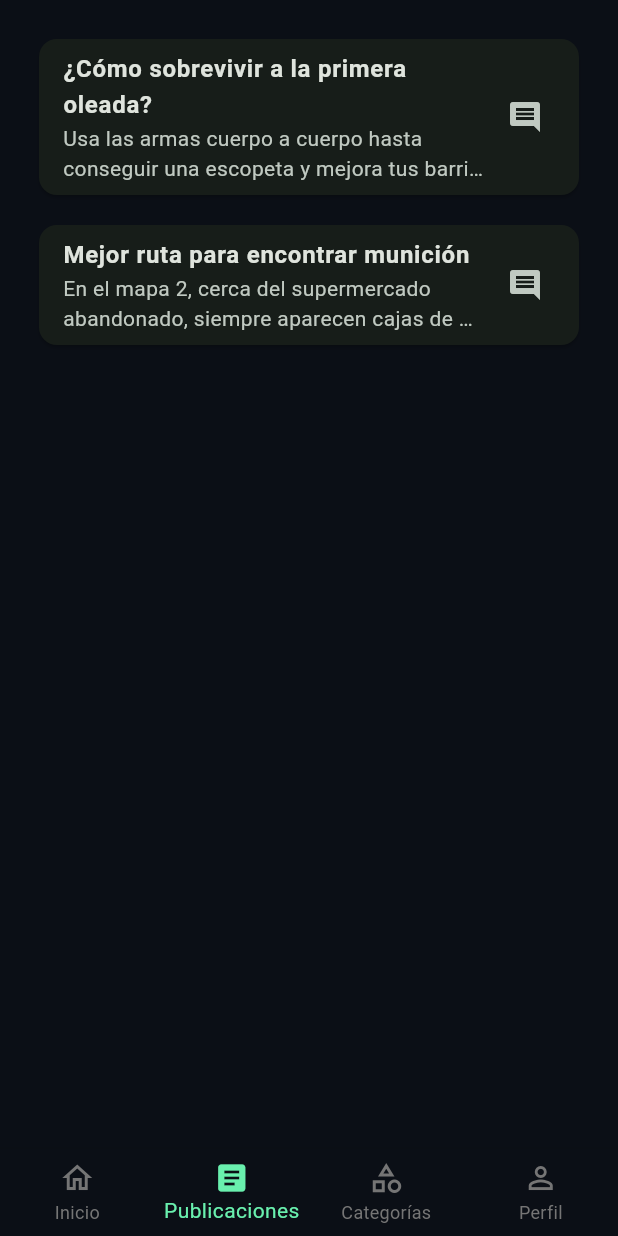
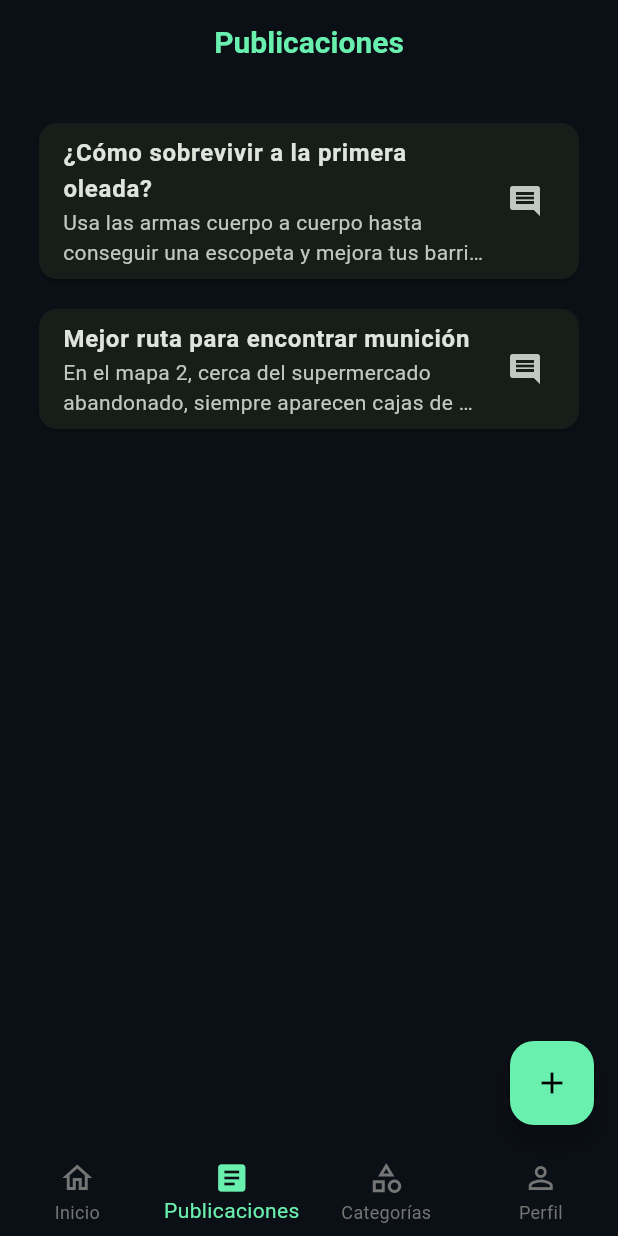
Before and after one commit to Soto1231XD/zombies_last_dawn_app, a Flutter app: the screen it shows after launch, item 2 of the bottom bar chosen, on a phone screen of 412 x 824 dp. Run offline on Flutter 3.47's test engine with Material 3 defaults, Android fonts, the phone set to English and light mode, and no system bars; drawn by our look-alikes of flutter_animate; our stand-ins replace shimmer; Roboto replaces fonts that are missing (Poppins).

Commit message:
reconstruccion de la arquitectura

```diff
--- a/lib/presentation/screens/home/home_screen.dart
+++ b/lib/presentation/screens/home/home_screen.dart
@@ -17,10 +17,18 @@ class _HomeScreenState extends State<HomeScreen> {
 
   // Lista de pantallas
   final List<Widget> _screens = const [
-    HomeContent(),       // Inicio
-    PostsContent(),      // Publicaciones
-    CategoriesContent(), // Categorías
-    ProfileScreen(),     // Perfil
+    HomeContent(),
+    PostsContent(),
+    CategoriesContent(),
+    ProfileScreen(),
+  ];
+
+  // Títulos según la pestaña
+  final List<String> _titles = [
+    'Inicio',
+    'Publicaciones',
+    'Categorías',
+    '',
   ];
 
   // Cambio de índice al presionar un botón
@@ -33,6 +41,22 @@ class _HomeScreenState extends State<HomeScreen> {
   @override
   Widget build(BuildContext context) {
     return Scaffold(
+      // 🔹 AppBar solo para Inicio, Publicaciones y Categorías
+      appBar: _selectedIndex != 3
+          ? AppBar(
+              backgroundColor: Colors.transparent,
+              elevation: 0,
+              centerTitle: true,
+              title: Text(
+                _titles[_selectedIndex],
+                style: const TextStyle(
+                  color: Colors.greenAccent,
+                  fontWeight: FontWeight.bold,
+                  fontSize: 20,
+                ),
+              ),
+            )
+          : null,
       body: AnimatedSwitcher(
         duration: const Duration(milliseconds: 400),
         transitionBuilder: (child, animation) {
@@ -71,6 +95,16 @@ class _HomeScreenState extends State<HomeScreen> {
           ),
         ],
       ),
+      // 🔹 Botón flotante solo en Publicaciones
+      floatingActionButton: _selectedIndex == 1
+          ? FloatingActionButton(
+              onPressed: () {
+                // Acción para crear nueva publicación
+              },
+              backgroundColor: Colors.greenAccent,
+              child: const Icon(Icons.add, color: Colors.black),
+            )
+          : null,
     );
   }
 }
--- a/lib/presentation/screens/posts/posts_screen.dart
+++ b/lib/presentation/screens/posts/posts_screen.dart
@@ -26,7 +26,7 @@ class PostsScreen extends StatelessWidget {
       ),
       floatingActionButton: FloatingActionButton(
         onPressed: () {
-          // TODO: acción para crear nueva publicación
+          // acción para crear nueva publicación
         },
         backgroundColor: Colors.greenAccent,
         child: const Icon(Icons.add, color: Colors.black),
```
